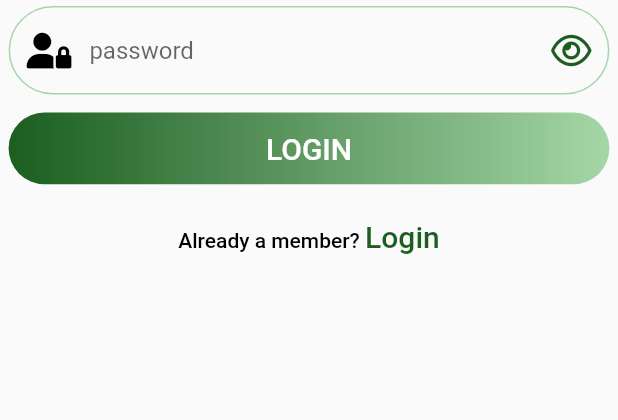
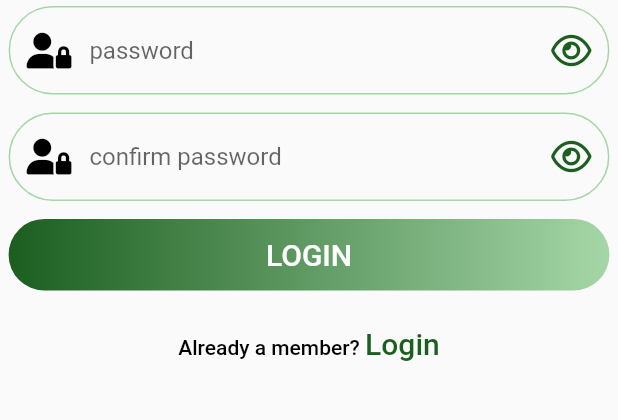
Before and after one commit to DuhaAbdullah/coffee_shop_v01, a Flutter app: the SignUpScreen screen opened by its route, on a phone screen of 412 x 824 dp, the part 397-817 px from its top. Run offline on Flutter 3.47's test engine with Material 2 defaults, Android fonts, the light colour scheme and no system bars; our stand-ins replace easy_localization, flutter_screenutil, flutter_spinkit, flutter_svg, font_awesome_flutter, google_fonts and 1 more.

Commit message:
3:58 09/05/2022

```diff
--- a/lib/packages/screens/auth/components/email_field.dart
+++ b/lib/packages/screens/auth/components/email_field.dart
@@ -2,7 +2,7 @@ import 'package:flutter/material.dart';
 import 'package:flutter_screenutil/flutter_screenutil.dart';
 
 import '../../../../language/generated/key_lang.dart';
-import '../../../../services/validators/app_validator.dart';
+import '../../../../services/validators/app_validators.dart';
 import '../../../../utils/path_icons.dart';
 import '../../../components/text_field_form.dart/custom.field.dart';
 
@@ -22,7 +22,7 @@ class EmailField extends StatelessWidget {
         padding: EdgeInsets.all(10.h),
         child: PathIcons.emailIcon,
       ),
-      onValidator: AppValidator.isEmail,
+      onValidator: AppValidators.isEmail,
       onSaved: _valueEmail,
     );
   }
--- a/lib/packages/screens/auth/components/pass_field.dart
+++ b/lib/packages/screens/auth/components/pass_field.dart
@@ -1,20 +1,30 @@
-import 'package:coffee_shop_v01/services/validators/app_validator.dart';
+import 'package:coffee_shop_v01/services/validators/app_validators.dart';
 import 'package:flutter/material.dart';
 import 'package:flutter_screenutil/flutter_screenutil.dart';
 import 'package:font_awesome_flutter/font_awesome_flutter.dart';
-
 import '../../../../language/generated/key_lang.dart';
 import '../../../../utils/path_icons.dart';
 import '../../../components/text_field_form.dart/custom.field.dart';
 
 class FieldPass extends StatefulWidget {
-  const FieldPass({Key? key ,
-   required void Function(String? value)? valuePass,
-  }) : _valuePass = valuePass, super(key: key);
+  const FieldPass({
+    Key? key,
+    required void Function(String? value)? valuePass,
+    String? Function(String?)? onValidators = AppValidators.isPass,
+    void Function(String)? onChanged,
+    String hint = KeyLang.pass,
+  })  : _valuePass = valuePass,
+        _onValidators = onValidators,
+        _onChanged = onChanged,
+        _hint = hint,
+        super(key: key);
 
   @override
   State<FieldPass> createState() => _FieldPassState();
   final Function(String? value)? _valuePass;
+  final String? Function(String?)? _onValidators;
+  final void Function(String)? _onChanged;
+  final String _hint;
 }
 
 class _FieldPassState extends State<FieldPass> {
@@ -24,7 +34,7 @@ class _FieldPassState extends State<FieldPass> {
   @override
   Widget build(BuildContext context) {
     return CustomeField(
-      hint: KeyLang.pass,
+      hint: widget._hint,
       //keyboardType: TextInputType.visiblePassword,
       obscureText: true,
       pIcon: Padding(
@@ -39,7 +49,8 @@ class _FieldPassState extends State<FieldPass> {
           onTap: () => _viewPass(),
         ),
       ),
-      onValidator: AppValidator.isPass,
+      onChanged: widget._onChanged,
+      onValidator: widget._onValidators,
       onSaved: widget._valuePass,
     );
   }
--- a/lib/packages/screens/auth/view/sign_up_screen.dart
+++ b/lib/packages/screens/auth/view/sign_up_screen.dart
@@ -1,5 +1,6 @@
 import 'package:coffee_shop_v01/packages/screens/auth/model/user_auth.dart';
 import 'package:flutter/material.dart';
+import '../../../../services/validators/app_validators.dart';
 import '../components/header_auth.dart';
 import 'package:coffee_shop_v01/language/generated/key_lang.dart';
 import 'package:coffee_shop_v01/packages/components/button/simple_btn.dart';
@@ -18,6 +19,8 @@ class SignUpScreen extends StatelessWidget {
   static final GlobalKey<FormState> _keyForm = GlobalKey<FormState>();
   // *  model save data
   static final ModelUserAuth _userAuth = ModelUserAuth();
+  // * save pass
+  static String? pass;
   @override
   Widget build(BuildContext context) {
     return Scaffold(
@@ -34,6 +37,17 @@ class SignUpScreen extends StatelessWidget {
               const SBH(),
               //* password
               FieldPass(
+                onValidators: (value) {
+                  return AppValidators.isPass(value);
+                },
+                valuePass: (value) => value,
+              ),
+              const SBH(),
+              //* confirm password
+              FieldPass(
+                hint: KeyLang.confirmPass,
+                onValidators: (value) =>
+                     AppValidators.isEqualPass(value, pass ?? ''),
                 valuePass: _userAuth.setPass,
               ),
               const SBH(),
--- a/lib/services/validators/app_validator.dart
+++ b/lib/services/validators/app_validators.dart
@@ -2,7 +2,7 @@ import '../../language/generated/key_lang.dart';
 import 'package:easy_localization/easy_localization.dart';
 import 'package:validators/validators.dart' as validators;
 
-class AppValidator {
+class AppValidators {
   // * message
   static final _messageEnterValue = KeyLang.enterValue.tr();
   static final _messageCorrectEmail = KeyLang.errorEmail.tr();
```
